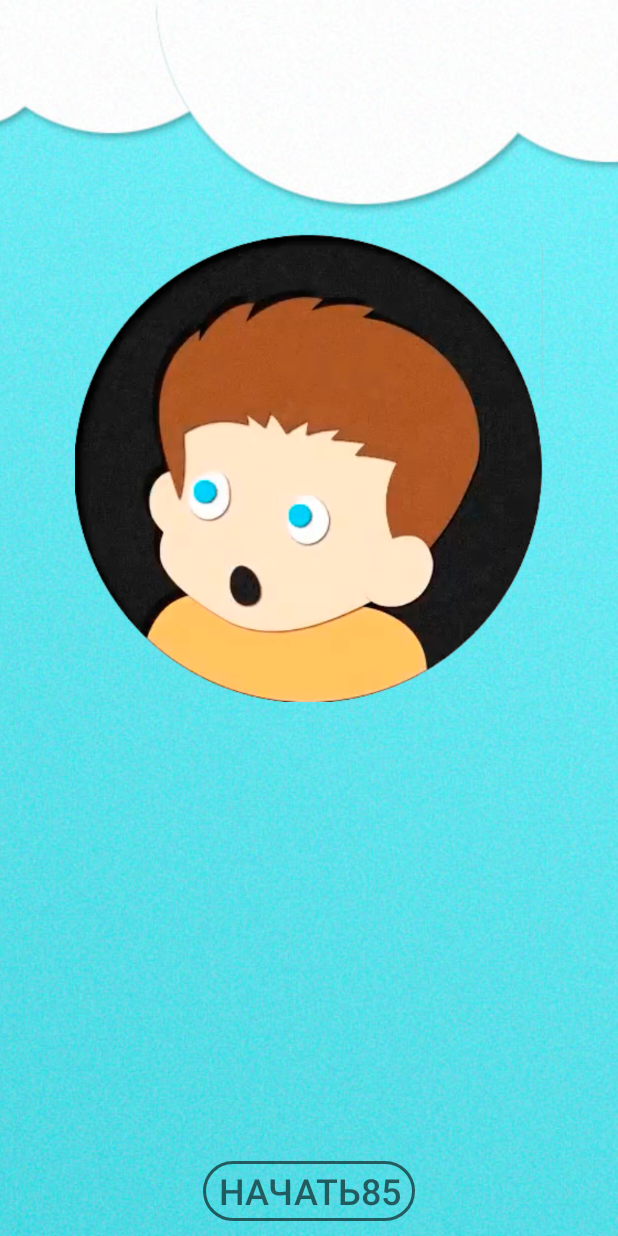
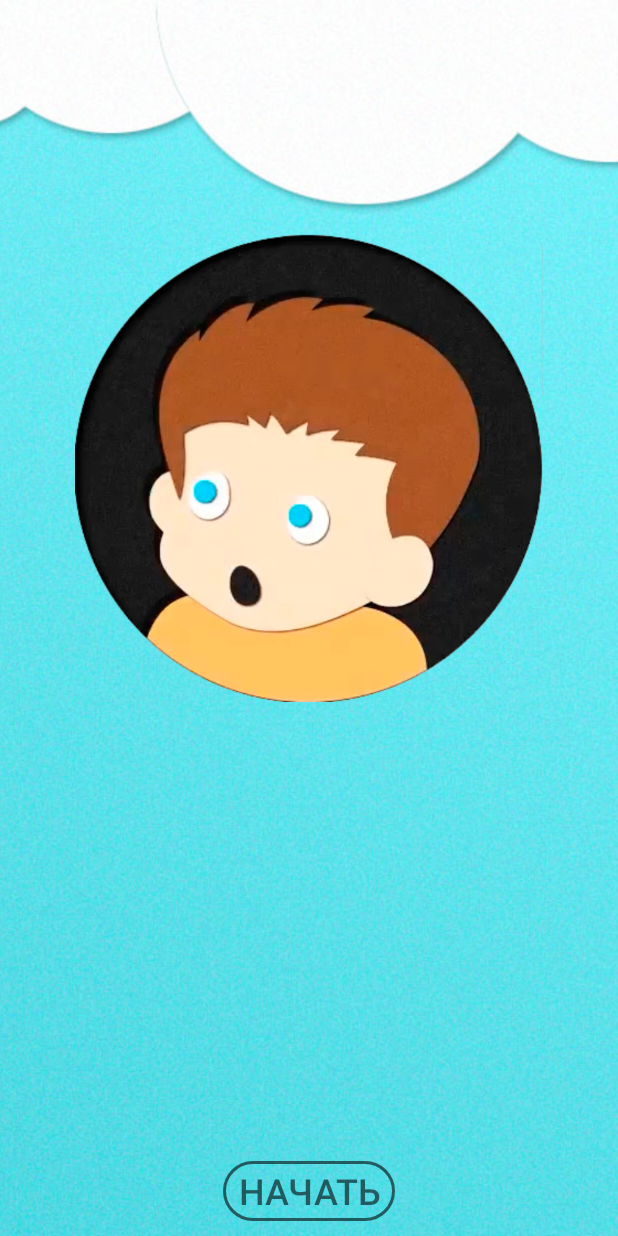
Before and after one commit to postzpua/AndroidGit, an Android app: the screen it shows after launch (MainActivity), on a phone screen of 412 x 824 dp. Run offline under Robolectric (Android 15) with nearby library versions, the phone set to English and light mode, and no system bars.

Commit message:
Signed-off-by: postzpua <67365902+postzpua@users.noreply.github.com>

```diff
--- a/app/src/main/res/values/strings.xml
+++ b/app/src/main/res/values/strings.xml
@@ -1,6 +1,6 @@
 <resources>
     <string name="app_name">Quiz</string>
-    <string name="start">Начать85</string>
+    <string name="start">Начать</string>
     <string name="back">Назад</string>
 
 
```
